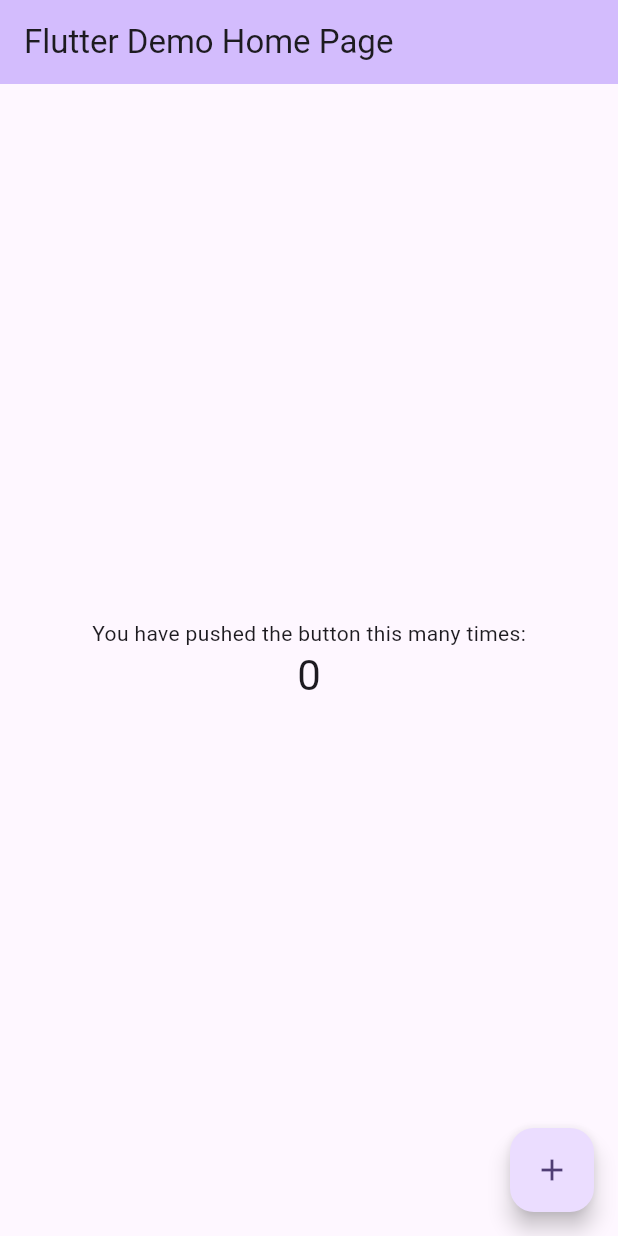
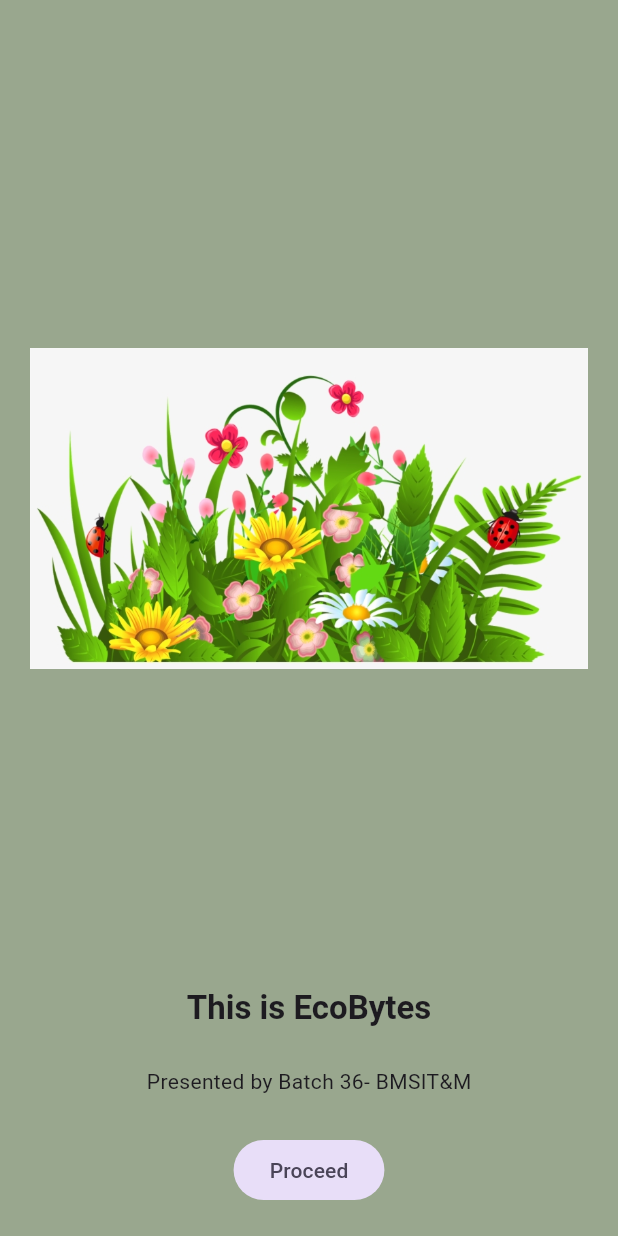
Before and after one commit to TheJiraiyaSama/EcoBytes, a Flutter app: the screen it shows after launch, on a phone screen of 412 x 824 dp. Run offline on Flutter 3.47's test engine with Material 3 defaults, Android fonts, the phone set to English and light mode, and no system bars; our stand-ins replace animated_bottom_navigation_bar, google_fonts.

Commit message:
UI Changes

```diff
--- a/lib/main.dart
+++ b/lib/main.dart
@@ -1,125 +1,21 @@
+import 'package:ecobytes/ui/screens/splash_screen.dart';
 import 'package:flutter/material.dart';
 
 void main() {
   runApp(const MyApp());
 }
 
-class MyApp extends StatelessWidget {
+class MyApp extends StatefulWidget {
   const MyApp({super.key});
+  @override
+  State<MyApp> createState() => _MyAppState();
+}
 
-  // This widget is the root of your application.
+class _MyAppState extends State<MyApp> {
   @override
   Widget build(BuildContext context) {
-    return MaterialApp(
-      title: 'Flutter Demo',
-      theme: ThemeData(
-        // This is the theme of your application.
-        //
-        // TRY THIS: Try running your application with "flutter run". You'll see
-        // the application has a purple toolbar. Then, without quitting the app,
-        // try changing the seedColor in the colorScheme below to Colors.green
-        // and then invoke "hot reload" (save your changes or press the "hot
-        // reload" button in a Flutter-supported IDE, or press "r" if you used
-        // the command line to start the app).
-        //
-        // Notice that the counter didn't reset back to zero; the application
-        // state is not lost during the reload. To reset the state, use hot
-        // restart instead.
-        //
-        // This works for code too, not just values: Most code changes can be
-        // tested with just a hot reload.
-        colorScheme: ColorScheme.fromSeed(seedColor: Colors.deepPurple),
-        useMaterial3: true,
-      ),
-      home: const MyHomePage(title: 'Flutter Demo Home Page'),
+    return const MaterialApp(
+      home: SplashScreen(),
     );
   }
 }
-
-class MyHomePage extends StatefulWidget {
-  const MyHomePage({super.key, required this.title});
-
-  // This widget is the home page of your application. It is stateful, meaning
-  // that it has a State object (defined below) that contains fields that affect
-  // how it looks.
-
-  // This class is the configuration for the state. It holds the values (in this
-  // case the title) provided by the parent (in this case the App widget) and
-  // used by the build method of the State. Fields in a Widget subclass are
-  // always marked "final".
-
-  final String title;
-
-  @override
-  State<MyHomePage> createState() => _MyHomePageState();
-}
-
-class _MyHomePageState extends State<MyHomePage> {
-  int _counter = 0;
-
-  void _incrementCounter() {
-    setState(() {
-      // This call to setState tells the Flutter framework that something has
-      // changed in this State, which causes it to rerun the build method below
-      // so that the display can reflect the updated values. If we changed
-      // _counter without calling setState(), then the build method would not be
-      // called again, and so nothing would appear to happen.
-      _counter++;
-    });
-  }
-
-  @override
-  Widget build(BuildContext context) {
-    // This method is rerun every time setState is called, for instance as done
-    // by the _incrementCounter method above.
-    //
-    // The Flutter framework has been optimized to make rerunning build methods
-    // fast, so that you can just rebuild anything that needs updating rather
-    // than having to individually change instances of widgets.
-    return Scaffold(
-      appBar: AppBar(
-        // TRY THIS: Try changing the color here to a specific color (to
-        // Colors.amber, perhaps?) and trigger a hot reload to see the AppBar
-        // change color while the other colors stay the same.
-        backgroundColor: Theme.of(context).colorScheme.inversePrimary,
-        // Here we take the value from the MyHomePage object that was created by
-        // the App.build method, and use it to set our appbar title.
-        title: Text(widget.title),
-      ),
-      body: Center(
-        // Center is a layout widget. It takes a single child and positions it
-        // in the middle of the parent.
-        child: Column(
-          // Column is also a layout widget. It takes a list of children and
-          // arranges them vertically. By default, it sizes itself to fit its
-          // children horizontally, and tries to be as tall as its parent.
-          //
-          // Column has various properties to control how it sizes itself and
-          // how it positions its children. Here we use mainAxisAlignment to
-          // center the children vertically; the main axis here is the vertical
-          // axis because Columns are vertical (the cross axis would be
-          // horizontal).
-          //
-          // TRY THIS: Invoke "debug painting" (choose the "Toggle Debug Paint"
-          // action in the IDE, or press "p" in the console), to see the
-          // wireframe for each widget.
-          mainAxisAlignment: MainAxisAlignment.center,
-          children: <Widget>[
-            const Text(
-              'You have pushed the button this many times:',
-            ),
-            Text(
-              '$_counter',
-              style: Theme.of(context).textTheme.headlineMedium,
-            ),
-          ],
-        ),
-      ),
-      floatingActionButton: FloatingActionButton(
-        onPressed: _incrementCounter,
-        tooltip: 'Increment',
-        child: const Icon(Icons.add),
-      ), // This trailing comma makes auto-formatting nicer for build methods.
-    );
-  }
-}
--- /dev/null
+++ b/lib/ui/screens/onboarding_screen.dart
@@ -0,0 +1,46 @@
+import 'package:ecobytes/ui/screens/home_screen.dart';
+import 'package:flutter/material.dart';
+
+class OnboardingScreen extends StatelessWidget {
+  const OnboardingScreen({super.key});
+
+  @override
+  Widget build(BuildContext context) {
+    return Scaffold(
+      backgroundColor: Color(0xff99A78E),
+      body: SafeArea(
+        minimum: EdgeInsets.all(20),
+        child: Center(
+          child: Column(
+            children: [
+              Spacer(),
+              Image.asset(
+                'assets/onboarding.jpeg',
+                width: 380,
+              ),
+              Spacer(),
+              Text(
+                "This is EcoBytes",
+                style: Theme.of(context)
+                    .textTheme
+                    .titleLarge
+                    ?.copyWith(fontWeight: FontWeight.bold),
+              ),
+              Padding(
+                padding: const EdgeInsets.symmetric(vertical: 25),
+                child: Text("Presented by Batch 36- BMSIT&M"),
+              ),
+              FilledButton.tonalIcon(
+                onPressed: () {
+                  Navigator.of(context).pushReplacement(MaterialPageRoute(
+                      builder: (context) => const HomeScreen()));
+                },
+                label: Text("Proceed"),
+              ),
+            ],
+          ),
+        ),
+      ),
+    );
+  }
+}
```
Also changed, not shown: lib/ui/screens/cart_page.dart (added, +20 -0 lines), lib/ui/screens/explore_page.dart (added, +46 -0 lines), lib/ui/screens/home_screen.dart (added, +75 -0 lines), lib/ui/screens/profile_page.dart (added, +20 -0 lines), lib/ui/screens/services.dart (added, +15 -0 lines), lib/ui/screens/splash_screen.dart (added, +75 -0 lines), pubspec.yaml (+5 -3 lines), assets/Logo.png (added), assets/onboarding.jpeg (added), pubspec.lock, 7 other files.
